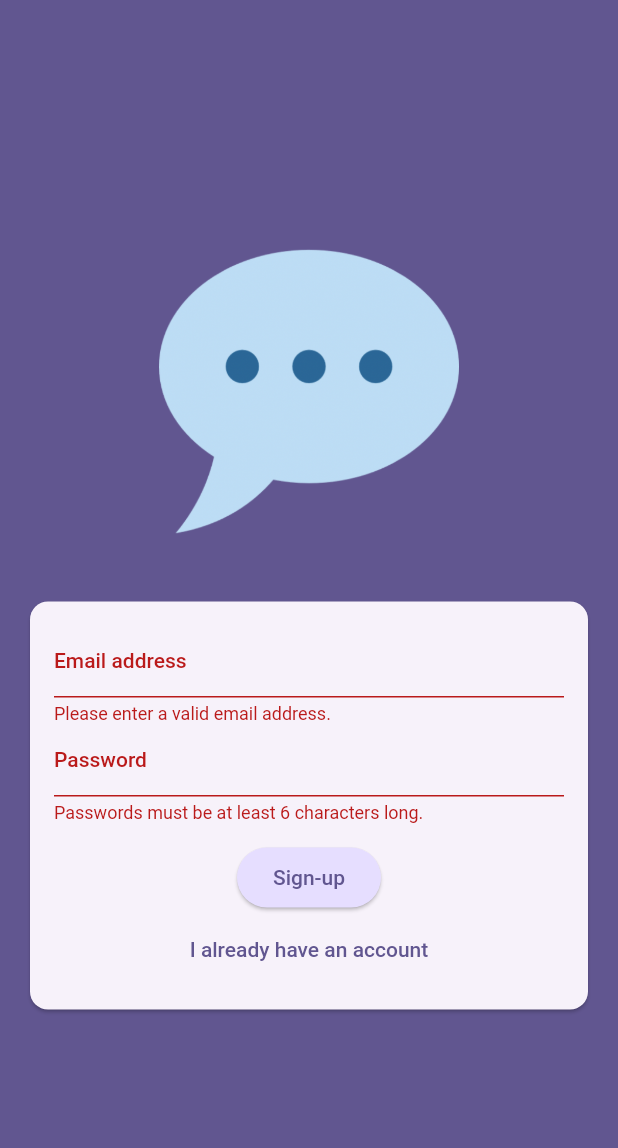
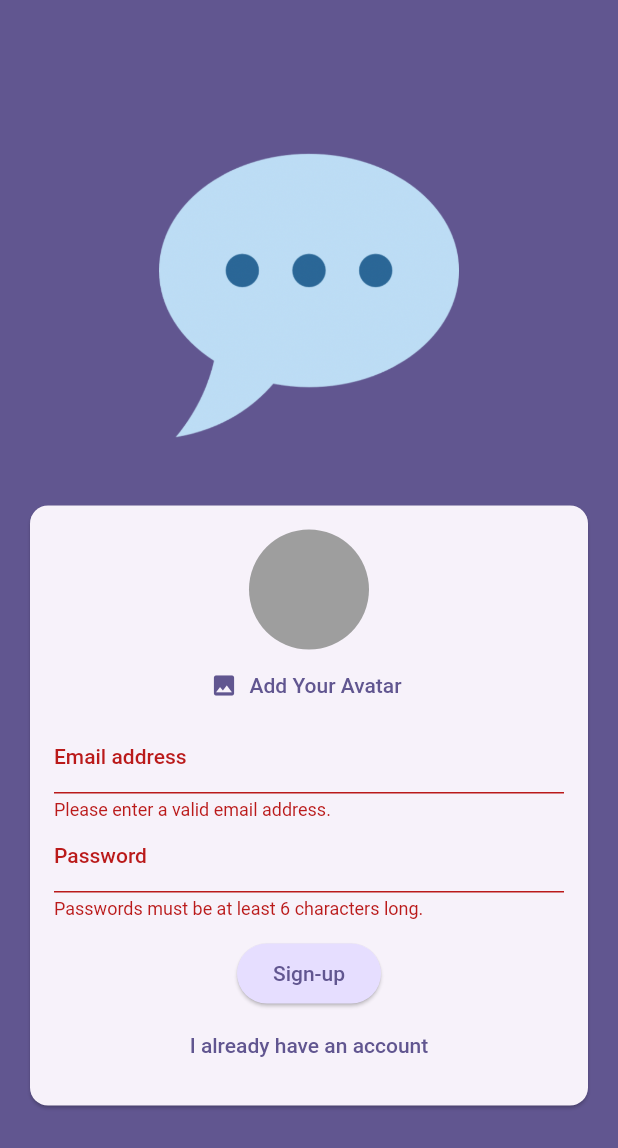
Before and after one commit to nothing-mann/Learning-Flutter, a Flutter app: the screen it shows after launch, after a tap on "Login", after a tap on "Create an account", on a phone screen of 412 x 824 dp. Shown: the top 1148 px of the screen. Run offline on Flutter 3.47's test engine with Material 2 defaults, Android fonts, the phone set to English and light mode, and no system bars; our stand-ins replace firebase_auth, firebase_core, flutter_riverpod, google_fonts, image_picker, transparent_image; accounts and stored records are empty.

Commit message:
Working on image upload using firebase. Made the image picker and previewer.

```diff
--- a/chat_app/lib/screens/auth.dart
+++ b/chat_app/lib/screens/auth.dart
@@ -1,3 +1,4 @@
+import 'package:chat_app/widgets/user_image_picker.dart';
 import 'package:firebase_auth/firebase_auth.dart';
 import 'package:flutter/material.dart';
 
@@ -73,6 +74,7 @@ class _AuthScreenState extends State<AuthScreen> {
                         padding: const EdgeInsets.all(16.0),
                         child: Column(
                           children: [
+                            if (!_isLogin) const UserImagePicker(),
                             TextFormField(
                               decoration: const InputDecoration(
                                 labelText: 'Email address',
--- /dev/null
+++ b/chat_app/lib/widgets/user_image_picker.dart
@@ -0,0 +1,50 @@
+import 'dart:io';
+
+import 'package:flutter/material.dart';
+import 'package:image_picker/image_picker.dart';
+
+class UserImagePicker extends StatefulWidget {
+  const UserImagePicker({super.key});
+  @override
+  State<StatefulWidget> createState() {
+    return _UserImagePickerState();
+  }
+}
+
+class _UserImagePickerState extends State<UserImagePicker> {
+  File? _pickedImageFile;
+  void _pickImage() async {
+    final pickedImage = await ImagePicker().pickImage(
+      source: ImageSource.camera,
+      imageQuality: 50,
+      maxWidth: 150,
+    );
+    if (pickedImage == null) {
+      return;
+    }
+    setState(() {
+      _pickedImageFile = File(pickedImage!.path);
+    });
+  }
+
+  @override
+  Widget build(BuildContext context) {
+    return Column(
+      children: [
+        CircleAvatar(
+          radius: 40,
+          backgroundColor: Colors.grey,
+          foregroundImage:
+              _pickedImageFile != null ? FileImage(_pickedImageFile!) : null,
+        ),
+        TextButton.icon(
+            onPressed: _pickImage,
+            icon: const Icon(Icons.image),
+            label: Text(
+              'Add Your Avatar',
+              style: TextStyle(color: Theme.of(context).colorScheme.primary),
+            ))
+      ],
+    );
+  }
+}
--- a/chat_app/pubspec.yaml
+++ b/chat_app/pubspec.yaml
@@ -37,6 +37,8 @@ dependencies:
   cupertino_icons: ^1.0.2
   firebase_core: ^2.22.0
   firebase_auth: ^4.13.0
+  firebase_storage: ^11.5.0
+  image_picker: ^1.0.4
 
 dev_dependencies:
   flutter_test:
```
Also changed, not shown: chat_app/pubspec.lock, 5 other files.
